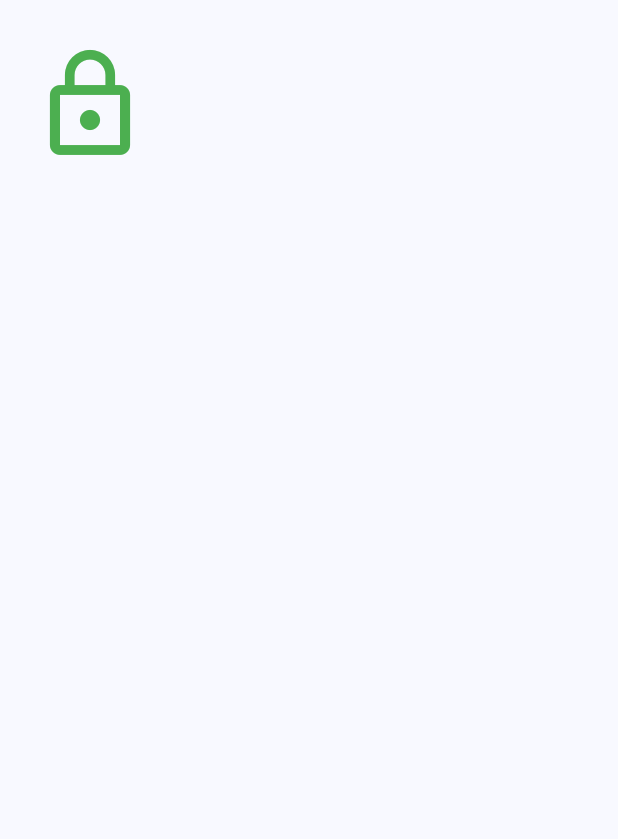
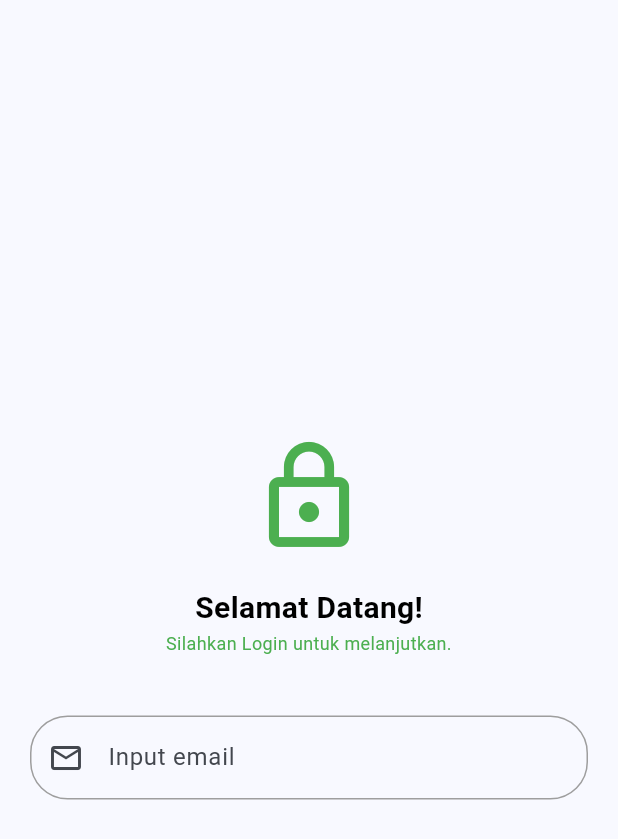
Before and after one commit to dwiilhammaulana/practice_week_6, a Flutter app: the screen it shows after launch, on a phone screen of 412 x 824 dp. Shown: the top 839 px of the screen. Run offline on Flutter 3.47's test engine with Material 3 defaults, Android fonts, the phone set to English and light mode, and no system bars.

Commit message:
enabelborder & foccuss border

```diff
--- a/lib/screen/login.dart
+++ b/lib/screen/login.dart
@@ -6,19 +6,52 @@ class Login extends StatelessWidget {
   @override
   Widget build(BuildContext context) {
     return Scaffold(
-            body: SingleChildScrollView(
+      body: Center(
+        child: SingleChildScrollView(
           child: Container(
             padding: const EdgeInsets.all(20),
             child: const Column(
               children: [
-                    SizedBox(height: 10,),
-                    Icon(
-                      Icons.lock_outline,
-                      size: 80,
-                      color: Colors.green,
+                SizedBox(height: 10),
+                Icon(Icons.lock_outline, size: 80, color: Colors.green),
+                SizedBox(height: 20),
+                Text(
+                  "Selamat Datang!",
+                  style: TextStyle(
+                    fontSize: 20,
+                    fontWeight: FontWeight.bold,
+                    color: Colors.black,
                   ),
-                    SizedBox(height: 10,)
+                ),
+                Text(
+                  "Silahkan Login untuk melanjutkan.",
+                  textAlign: TextAlign.center,
+                  style: TextStyle(fontSize: 12, color: Colors.green),
+                ),
+                SizedBox(height: 20),
+                SizedBox(height: 20),
+                TextField(
+                  keyboardType: TextInputType.emailAddress,
+                  decoration: InputDecoration(
+                    prefixIcon: Icon(Icons.email_outlined),
+                    labelText: 'Input email',
+                    enabledBorder: OutlineInputBorder(
+                      borderRadius: BorderRadius.all(Radius.circular(25)),
+                      borderSide: BorderSide(color: Colors.grey),
+                    ),
+                    focusedBorder: OutlineInputBorder(
+                      borderRadius: BorderRadius.all(Radius.circular(25)),
+                      borderSide: BorderSide(
+                        color: Colors.green, // warna saat fokus
+                        width: 2, // ketebalan garis saat fokus
+                      ),
+                    ),
+                  ),
+                ),
+
+                SizedBox(height: 10),
               ],
+            ),
           ),
         ),
       ),
```
Lines whose indentation alone changed are shown as unchanged.
